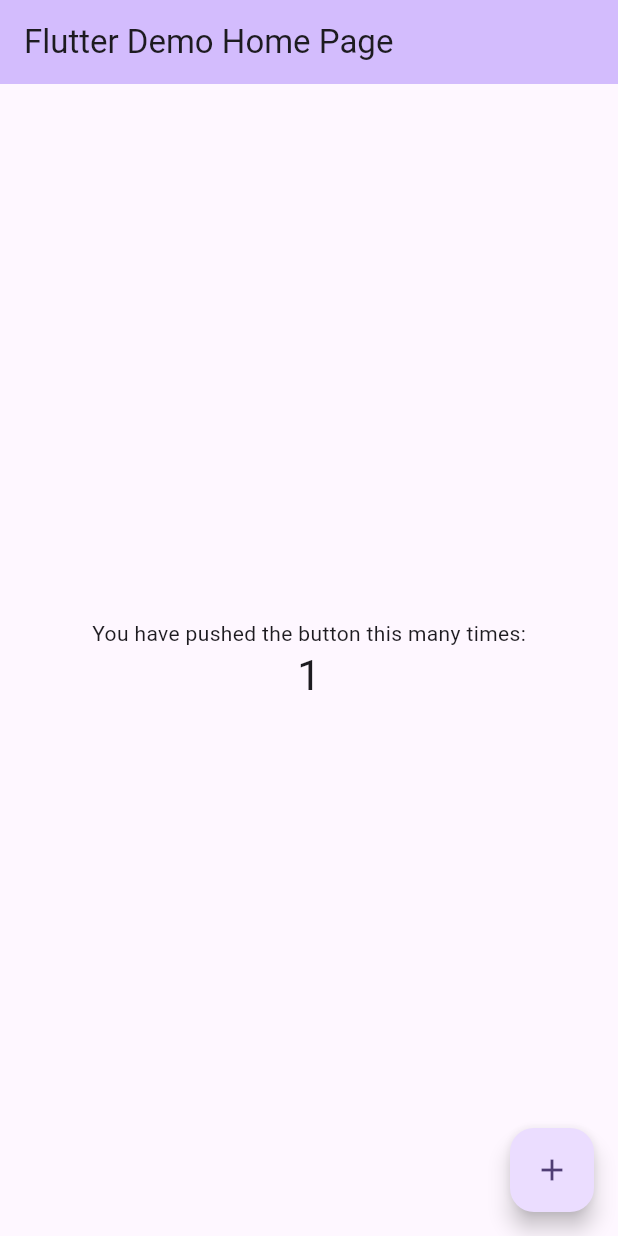
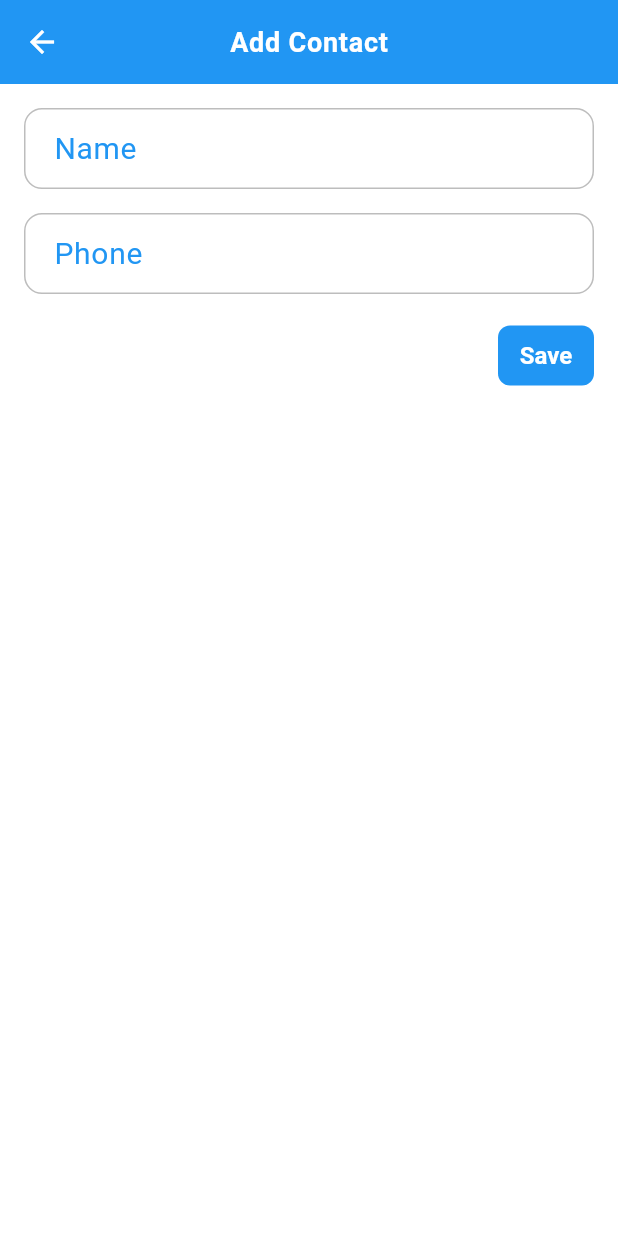
Before and after one commit to TariqMehmood1004/contacts_integration_app, a Flutter app: the screen it shows after launch, after a tap on the "add" icon, on a phone screen of 412 x 824 dp. Run offline on Flutter 3.47's test engine with Material 3 defaults, Android fonts, the phone set to English and light mode, and no system bars; our stand-ins replace contacts_service, get, permission_handler; Roboto replaces fonts that are missing (Poppins); project files that could hold a hidden picture were left out.

Commit message:
Final Version Uploaded

```diff
--- a/lib/main.dart
+++ b/lib/main.dart
@@ -1,4 +1,8 @@
 import 'package:flutter/material.dart';
+import 'package:get/get.dart';
+
+import 'screens/home_page.dart';
+import 'utils/colors.dart';
 
 void main() {
   runApp(const MyApp());
@@ -7,119 +11,37 @@ void main() {
 class MyApp extends StatelessWidget {
   const MyApp({super.key});
 
-  // This widget is the root of your application.
   @override
   Widget build(BuildContext context) {
-    return MaterialApp(
-      title: 'Flutter Demo',
+    return GetMaterialApp(
+      debugShowCheckedModeBanner: false,
+      title: 'Contacts',
+      themeMode: ThemeMode.light,
       theme: ThemeData(
-        // This is the theme of your application.
-        //
-        // TRY THIS: Try running your application with "flutter run". You'll see
-        // the application has a purple toolbar. Then, without quitting the app,
-        // try changing the seedColor in the colorScheme below to Colors.green
-        // and then invoke "hot reload" (save your changes or press the "hot
-        // reload" button in a Flutter-supported IDE, or press "r" if you used
-        // the command line to start the app).
-        //
-        // Notice that the counter didn't reset back to zero; the application
-        // state is not lost during the reload. To reset the state, use hot
-        // restart instead.
-        //
-        // This works for code too, not just values: Most code changes can be
-        // tested with just a hot reload.
-        colorScheme: ColorScheme.fromSeed(seedColor: Colors.deepPurple),
+        scaffoldBackgroundColor: colorWhite,
+        primaryColor: colorPrimary,
+        colorScheme: ColorScheme.fromSwatch().copyWith(
+          secondary: colorSecondry,
+          primary: colorPrimary,
+          onPrimary: colorWhite,
+          onSecondary: colorWhite,
+          onBackground: colorBlack,
+          background: colorWhite,
+          onSurface: colorBlack,
+          surface: colorWhite,
+          error: colorOrange,
+          onError: colorWhite,
+        ),
+        fontFamily: 'Poppins',
+        textTheme: const TextTheme(
+          bodyLarge: TextStyle(color: colorBlack, fontSize: 20),
+          bodyMedium: TextStyle(color: colorBlack, fontSize: 16),
+          bodySmall: TextStyle(color: colorBlack, fontSize: 14),
+        ),
+        iconTheme: const IconThemeData(color: colorBlack),
         useMaterial3: true,
       ),
-      home: const MyHomePage(title: 'Flutter Demo Home Page'),
+      home: const HomePageScreen(title: 'Contacts'),
     );
   }
 }
-
-class MyHomePage extends StatefulWidget {
-  const MyHomePage({super.key, required this.title});
-
-  // This widget is the home page of your application. It is stateful, meaning
-  // that it has a State object (defined below) that contains fields that affect
-  // how it looks.
-
-  // This class is the configuration for the state. It holds the values (in this
-  // case the title) provided by the parent (in this case the App widget) and
-  // used by the build method of the State. Fields in a Widget subclass are
-  // always marked "final".
-
-  final String title;
-
-  @override
-  State<MyHomePage> createState() => _MyHomePageState();
-}
-
-class _MyHomePageState extends State<MyHomePage> {
-  int _counter = 0;
-
-  void _incrementCounter() {
-    setState(() {
-      // This call to setState tells the Flutter framework that something has
-      // changed in this State, which causes it to rerun the build method below
-      // so that the display can reflect the updated values. If we changed
-      // _counter without calling setState(), then the build method would not be
-      // called again, and so nothing would appear to happen.
-      _counter++;
-    });
-  }
-
-  @override
-  Widget build(BuildContext context) {
-    // This method is rerun every time setState is called, for instance as done
-    // by the _incrementCounter method above.
-    //
-    // The Flutter framework has been optimized to make rerunning build methods
-    // fast, so that you can just rebuild anything that needs updating rather
-    // than having to individually change instances of widgets.
-    return Scaffold(
-      appBar: AppBar(
-        // TRY THIS: Try changing the color here to a specific color (to
-        // Colors.amber, perhaps?) and trigger a hot reload to see the AppBar
-        // change color while the other colors stay the same.
-        backgroundColor: Theme.of(context).colorScheme.inversePrimary,
-        // Here we take the value from the MyHomePage object that was created by
-        // the App.build method, and use it to set our appbar title.
-        title: Text(widget.title),
-      ),
-      body: Center(
-        // Center is a layout widget. It takes a single child and positions it
-        // in the middle of the parent.
-        child: Column(
-          // Column is also a layout widget. It takes a list of children and
-          // arranges them vertically. By default, it sizes itself to fit its
-          // children horizontally, and tries to be as tall as its parent.
-          //
-          // Column has various properties to control how it sizes itself and
-          // how it positions its children. Here we use mainAxisAlignment to
-          // center the children vertically; the main axis here is the vertical
-          // axis because Columns are vertical (the cross axis would be
-          // horizontal).
-          //
-          // TRY THIS: Invoke "debug painting" (choose the "Toggle Debug Paint"
-          // action in the IDE, or press "p" in the console), to see the
-          // wireframe for each widget.
-          mainAxisAlignment: MainAxisAlignment.center,
-          children: <Widget>[
-            const Text(
-              'You have pushed the button this many times:',
-            ),
-            Text(
-              '$_counter',
-              style: Theme.of(context).textTheme.headlineMedium,
-            ),
-          ],
-        ),
-      ),
-      floatingActionButton: FloatingActionButton(
-        onPressed: _incrementCounter,
-        tooltip: 'Increment',
-        child: const Icon(Icons.add),
-      ), // This trailing comma makes auto-formatting nicer for build methods.
-    );
-  }
-}
--- /dev/null
+++ b/lib/screens/add_contact.dart
@@ -0,0 +1,161 @@
+// ignore_for_file: library_private_types_in_public_api
+
+import 'package:contacts_service/contacts_service.dart';
+import 'package:flutter/material.dart';
+
+import '../utils/colors.dart';
+
+class AddContactPage extends StatefulWidget {
+  const AddContactPage({super.key});
+
+  @override
+  _AddContactPageState createState() => _AddContactPageState();
+}
+
+class _AddContactPageState extends State<AddContactPage> {
+  final TextEditingController _nameController = TextEditingController();
+  final TextEditingController _phoneController = TextEditingController();
+
+  @override
+  Widget build(BuildContext context) {
+    return GestureDetector(
+      onTap: () => FocusManager.instance.primaryFocus?.unfocus(),
+      child: Scaffold(
+        appBar: AppBar(
+          backgroundColor: colorPrimary,
+          iconTheme: const IconThemeData(color: colorWhite),
+          title: Text(
+            "Add Contact",
+            style: Theme.of(context).textTheme.bodyLarge!.copyWith(
+                  color: colorWhite,
+                  fontWeight: FontWeight.bold,
+                  fontSize: 18,
+                ),
+          ),
+          centerTitle: true,
+        ),
+        body: Padding(
+          padding: const EdgeInsets.all(16.0),
+          child: Column(
+            crossAxisAlignment: CrossAxisAlignment.stretch,
+            children: [
+              TextField(
+                controller: _nameController,
+                decoration: InputDecoration(
+                  labelText: 'Name',
+                  labelStyle: TextStyle(
+                    color: colorPrimary,
+                  ),
+                  enabledBorder: OutlineInputBorder(
+                    borderRadius: BorderRadius.circular(12),
+                    borderSide: BorderSide(
+                      color: Colors.grey.shade400,
+                    ),
+                  ),
+                  focusedBorder: OutlineInputBorder(
+                    borderRadius: BorderRadius.circular(12),
+                    borderSide: BorderSide(
+                      color: colorPrimary,
+                      width: 2,
+                    ),
+                  ),
+                  contentPadding:
+                      EdgeInsets.symmetric(vertical: 12, horizontal: 16),
+                ),
+              ),
+              SizedBox(height: 16),
+              TextField(
+                controller: _phoneController,
+                keyboardType: TextInputType.phone,
+                decoration: InputDecoration(
+                  labelText: 'Phone',
+                  labelStyle: TextStyle(
+                    color: colorPrimary,
+                  ),
+                  enabledBorder: OutlineInputBorder(
+                    borderRadius: BorderRadius.circular(12),
+                    borderSide: BorderSide(
+                      color: Colors.grey.shade400,
+                    ),
+                  ),
+                  focusedBorder: OutlineInputBorder(
+                    borderRadius: BorderRadius.circular(12),
+                    borderSide: BorderSide(
+                      color: colorPrimary,
+                      width: 2,
+                    ),
+                  ),
+                  contentPadding:
+                      EdgeInsets.symmetric(vertical: 12, horizontal: 16),
+                ),
+              ),
+              SizedBox(height: 16),
+              Container(
+                alignment: Alignment.centerRight,
+                height: 50.0,
+                child: ElevatedButton(
+                  onPressed: () async {
+                    final String name = _nameController.text.trim();
+                    final String phone = _phoneController.text.trim();
+
+                    if (name.isNotEmpty && phone.isNotEmpty) {
+                      // Format the phone number to remove non-numeric characters
+                      String formattedPhone =
+                          phone.replaceAll(RegExp(r'[^\d]'), '');
+
+                      // Create a new contact
+                      Contact newContact = Contact();
+                      newContact.givenName = name;
+                      newContact.phones = [
+                        Item(label: 'mobile', value: formattedPhone)
+                      ];
+
+                      // Add the contact to the database
+                      try {
+                        await ContactsService.addContact(newContact);
+                        ScaffoldMessenger.of(context).showSnackBar(
+                          SnackBar(
+                            content: Text('Contact added successfully'),
+                            backgroundColor: Colors.green,
+                          ),
+                        );
+                      } catch (e) {
+                        ScaffoldMessenger.of(context).showSnackBar(
+                          SnackBar(
+                            content: Text('Failed to add contact: $e'),
+                            backgroundColor: Colors.red,
+                          ),
+                        );
+                      }
+                    } else {
+                      ScaffoldMessenger.of(context).showSnackBar(
+                        SnackBar(
+                          content: Text('Please fill in all fields'),
+                          backgroundColor: Colors.red,
+                        ),
+                      );
+                    }
+                  },
+                  style: ElevatedButton.styleFrom(
+                    backgroundColor: colorPrimary,
+                    foregroundColor: colorWhite,
+                    shape: RoundedRectangleBorder(
+                      borderRadius: BorderRadius.circular(8.0),
+                    ),
+                    padding: EdgeInsets.symmetric(vertical: 8.0),
+                    elevation: 0,
+                    textStyle: TextStyle(
+                      fontSize: 16.0,
+                      fontWeight: FontWeight.bold,
+                    ),
+                  ),
+                  child: Text('Save'),
+                ),
+              ),
+            ],
+          ),
+        ),
+      ),
+    );
+  }
+}
--- /dev/null
+++ b/lib/screens/home_page.dart
@@ -0,0 +1,233 @@
+// ignore_for_file: only_throw_errors
+
+import 'package:flutter/material.dart';
+import 'package:contacts_service/contacts_service.dart';
+import 'package:get/get.dart';
+import 'package:permission_handler/permission_handler.dart';
+import '../utils/colors.dart';
+import 'add_contact.dart';
+import 'package:url_launcher/url_launcher.dart';
+
+class HomePageScreen extends StatefulWidget {
+  const HomePageScreen({super.key, required this.title});
+  final String title;
+
+  @override
+  State<HomePageScreen> createState() => _HomePageScreenState();
+}
+
+class _HomePageScreenState extends State<HomePageScreen> {
+  List<Contact> _contacts = [];
+  List<Contact> _filteredContacts = [];
+  TextEditingController _searchController = TextEditingController();
+
+  @override
+  void initState() {
+    super.initState();
+    _fetchContacts();
+    _searchController.addListener(_filterContacts);
+  }
+
+  @override
+  void dispose() {
+    _searchController.dispose();
+    super.dispose();
+  }
+
+  Future<void> _fetchContacts() async {
+    // Request permission to access contacts
+    if (await Permission.contacts.request().isGranted) {
+      // Get all contacts
+      Iterable<Contact> contacts = await ContactsService.getContacts();
+      setState(() {
+        _contacts = contacts.toList();
+        _filteredContacts = _contacts;
+      });
+    }
+  }
+
+  void _filterContacts() {
+    final query = _searchController.text.toLowerCase();
+    setState(() {
+      _filteredContacts = _contacts.where((contact) {
+        return contact.displayName != null &&
+            contact.displayName!.toLowerCase().contains(query);
+      }).toList();
+    });
+  }
+
+  Future<void> _makePhoneCall(String phoneNumber) async {
+    String url = 'tel:$phoneNumber';
+    if (await canLaunch(url)) {
+      await launch(url);
+    } else {
+      throw 'Could not launch $url';
+    }
+  }
+
+  @override
+  Widget build(BuildContext context) {
+    return GestureDetector(
+      onTap: () => FocusManager.instance.primaryFocus?.unfocus(),
+      child: Scaffold(
+        appBar: AppBar(
+          backgroundColor: colorPrimary,
+          title: Text(
+            widget.title,
+            style: Theme.of(context).textTheme.bodyLarge!.copyWith(
+                  color: colorWhite,
+                  fontWeight: FontWeight.bold,
+                  fontSize: 20,
+                ),
+          ),
+          centerTitle: false,
+        ),
+        floatingActionButton: FloatingActionButton(
+          backgroundColor: colorPrimary,
+          foregroundColor: colorWhite,
+          // elevation: 0,
+          shape: const CircleBorder(),
+          onPressed: () {
+            Get.to(
+              () => const AddContactPage(),
+              transition: Transition.circularReveal,
+              popGesture: true,
+            );
+          },
+          child: const Icon(
+            Icons.add,
+            color: colorWhite,
+            size: 20,
+          ),
+        ),
+        body: _contacts.isEmpty
+            ? Center(child: CircularProgressIndicator())
+            : Column(
+                crossAxisAlignment: CrossAxisAlignment.start,
+                children: [
+                  const SizedBox(height: 10),
+                  Padding(
+                    padding: const EdgeInsets.symmetric(horizontal: 8.0),
+                    child: Container(
+                      height: 40,
+                      decoration: BoxDecoration(
+                        color: Colors.transparent,
+                        borderRadius: BorderRadius.circular(12),
+                        border: Border.all(color: colorDark.withOpacity(0.5)),
+                      ),
+                      child: TextField(
+                        controller: _searchController,
+                        style: Theme.of(context)
+                            .textTheme
+                            .bodyMedium!
+                            .copyWith(color: colorDark, fontSize: 20),
+                        decoration: InputDecoration(
+                          hintText: 'Search',
+                          hintStyle: Theme.of(context)
+                              .textTheme
+                              .bodyMedium!
+                              .copyWith(color: colorDark, fontSize: 14),
+                          border: InputBorder.none,
+                          prefixIcon: Icon(
+                            Icons.search,
+                            size: 18,
+                            color: colorDark,
+                          ),
+                          suffixIcon: IconButton(
+                            icon: Icon(Icons.clear, color: colorDark, size: 18),
+                            onPressed: () {
+                              _searchController.clear();
+                              _filterContacts();
+                            },
+                          ),
+                          contentPadding:
+                              EdgeInsets.symmetric(vertical: 0, horizontal: 12),
+                        ),
+                      ),
+                    ),
+                  ),
+
+                  const SizedBox(height: 10),
+                  Padding(
+                    padding: const EdgeInsets.all(8.0),
+                    child: Text(
+                      "My Contacts",
+                      style: Theme.of(context).textTheme.bodyLarge!.copyWith(
+                            color: colorBlack,
+                            fontWeight: FontWeight.bold,
+                            fontSize: 20,
+                          ),
+                    ),
+                  ),
+
+                  // Contacts List
+                  Expanded(
+                    child: ListView.builder(
+                      physics: const BouncingScrollPhysics(),
+                      itemCount: _filteredContacts.length,
+                      itemBuilder: (context, index) {
+                        Contact contact = _filteredContacts[index];
+                        return ListTile(
+                          onTap: () async {
+                            String? phoneNumber = contact.phones!.first.value;
+                            ScaffoldMessenger.of(context).showSnackBar(
+                              SnackBar(
+                                content: Text("Phone number: $phoneNumber"),
+                                backgroundColor: colorBlue,
+                              ),
+                            );
+                            if (phoneNumber != null) {
+                              await _makePhoneCall(phoneNumber);
+                              print("Phone number: $phoneNumber");
+                            }
+                          },
+                          leading: (contact.avatar != null &&
+                                  contact.avatar!.isNotEmpty)
+                              ? CircleAvatar(
+                                  backgroundColor: colorDark,
+                                  backgroundImage: MemoryImage(contact.avatar!),
+                                )
+                              : CircleAvatar(
+                                  backgroundColor: colorDark,
+                                  child: Text(
+                                    contact.initials(),
+                                    style: Theme.of(context)
+                                        .textTheme
+                                        .bodySmall!
+                                        .copyWith(
+                                          color: colorWhite,
+                                          fontWeight: FontWeight.w500,
+                                          fontSize: 14,
+                                        ),
+                                  ),
+                                ),
+                          title: Text(
+                            contact.displayName ?? 'No Name',
+                            style:
+                                Theme.of(context).textTheme.bodySmall!.copyWith(
+                                      color: colorBlack,
+                                      fontWeight: FontWeight.w500,
+                                      fontSize: 18,
+                                    ),
+                          ),
+                          subtitle: Text(
+                            contact.phones != null && contact.phones!.isNotEmpty
+                                ? contact.phones!.first.value ?? 'No Number'
+                                : 'No Number',
+                            style:
+                                Theme.of(context).textTheme.bodySmall!.copyWith(
+                                      color: colorBlack,
+                                      fontWeight: FontWeight.w400,
+                                      fontSize: 14,
+                                    ),
+                          ),
+                        );
+                      },
+                    ),
+                  ),
+                ],
+              ),
+      ),
+    );
+  }
+}
--- /dev/null
+++ b/lib/utils/colors.dart
@@ -0,0 +1,20 @@
+// lib/colors.dart
+import 'package:flutter/material.dart';
+
+// Contacts Integration App Assets-Colors
+const Color colorPrimary = Color(0xFF2196F3);
+const Color colorSecondry = Color(0xFF5E81C7);
+const Color colorOrange = Color(0xFFFFB300);
+
+// -------------------------
+const Color colorDark = Color(0xFF3B4456);
+const Color colorGray = Color(0xFF6B7790);
+const Color colorGreenLight = Color(0xFF36D49B);
+const Color colorGreenDark = Color(0xFF00C172);
+const Color colorBlueLight = Color(0xFF5AD6FF);
+const Color colorWhite = Color(0xFFFFFFFF);
+const Color colorBlack = Color(0xFF000000);
+const Color colorOffWhite = Color(0xFFF3F4F9);
+const Color colorGreen = Color(0xFF7CE6D3);
+const Color colorOffBlue = Color(0xFF25B9C2);
+const Color colorBlue = Color(0xFF2593C2);
```
Also changed, not shown: pubspec.yaml (+9 -65 lines), assets/images/ContactsApp.png (added), pubspec.lock, 6 other files.
